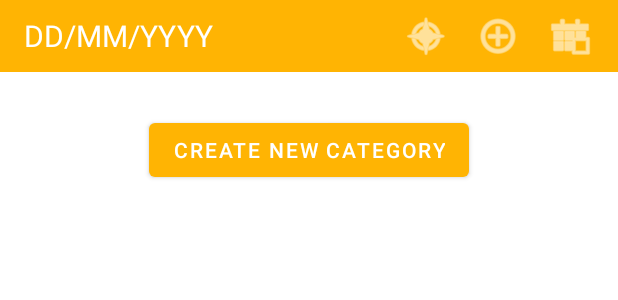
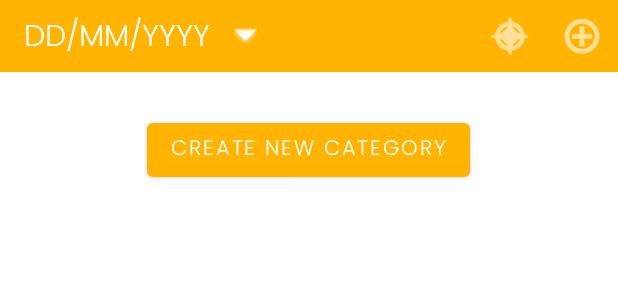
Before and after one commit to Thej09/Bravo, an Android app: the layout fragment_home.xml on its own in the app's theme, with its tools: preview values and no code run, on a phone screen of 412 x 824 dp. Shown: the top 300 px of the screen. Run offline under Robolectric (Android 15) with nearby library versions, the phone set to English and light mode, and no system bars.

Commit message:
Made some aesthetic/design changes

```diff
--- a/app/src/main/AndroidManifest.xml
+++ b/app/src/main/AndroidManifest.xml
@@ -15,7 +15,7 @@
         <activity
             android:name=".MainActivity"
             android:exported="true"
-            android:label="@string/app_name">
+            android:label="Bravo">
             <intent-filter>
                 <action android:name="android.intent.action.MAIN" />
 
--- a/app/src/main/res/layout/fragment_home.xml
+++ b/app/src/main/res/layout/fragment_home.xml
@@ -26,6 +26,7 @@
             android:layout_gravity="start|center_vertical"
             android:paddingStart="0dp"
             android:paddingEnd="8dp"
+            android:paddingTop="4dp"
             android:textSize="20sp"
             android:textColor="?attr/PrimaryAltColor"
             android:text="DD/MM/YYYY" />
@@ -35,12 +36,14 @@
             android:id="@+id/date_selector_button"
             android:layout_width="wrap_content"
             android:layout_height="wrap_content"
-            android:layout_gravity="end|center_vertical"
+            android:layout_gravity="start|center_vertical"
             android:paddingEnd="16dp"
             android:paddingStart="8dp"
-            android:src="@android:drawable/ic_menu_today"
+            android:paddingTop="8dp"
+            android:paddingBottom="8dp"
+            android:src="@android:drawable/arrow_down_float"
             android:contentDescription="Select Date"
-            app:tint="@android:color/white" />
+            app:tint="?attr/PrimaryAltColor" />
 
         <!-- Add a Collapse All Button -->
         <ImageView
--- a/app/src/main/res/values-night/themes.xml
+++ b/app/src/main/res/values-night/themes.xml
@@ -12,7 +12,14 @@
         <item name="colorSecondaryVariant">@color/eerie_black</item>
         <item name="colorOnSecondary">@color/light_grey</item>
         <!-- Status bar color. -->
-        <item name="android:statusBarColor">?attr/colorPrimary</item>
+        <item name="android:statusBarColor">@color/dark_grey</item>
         <!-- Customize your theme here. -->
+
+        <item name="android:fontFamily">@font/poppins_light</item>
+
+        <!-- For Material components -->
+        <item name="fontFamily">@font/poppins_light</item>
+        <!-- Default font for bold text -->
+
     </style>
 </resources>
--- a/app/src/main/res/values/themes.xml
+++ b/app/src/main/res/values/themes.xml
@@ -14,5 +14,12 @@
         <!-- Status bar color. -->
         <item name="android:statusBarColor">?attr/colorPrimary</item>
         <!-- Customize your theme here. -->
+
+        <!-- Set Montserrat as the default font -->
+        <item name="android:fontFamily">@font/poppins_light</item>
+
+        <!-- For Material components -->
+        <item name="fontFamily">@font/poppins_light</item>
+
     </style>
 </resources>
```
Also changed, not shown: app/src/main/java/com/test/bravo/ui/home/HomeFragment.java (+43 -40 lines), app/src/main/res/font/poppins_light.ttf (added), app/src/main/res/font/poppins_medium.ttf (added), app/src/main/res/font/roboto_regular.ttf (added), 2 other files.
